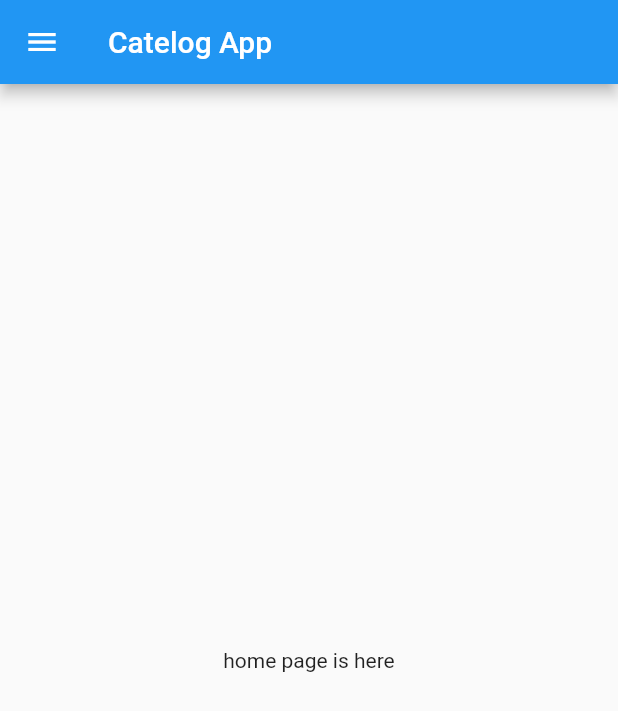
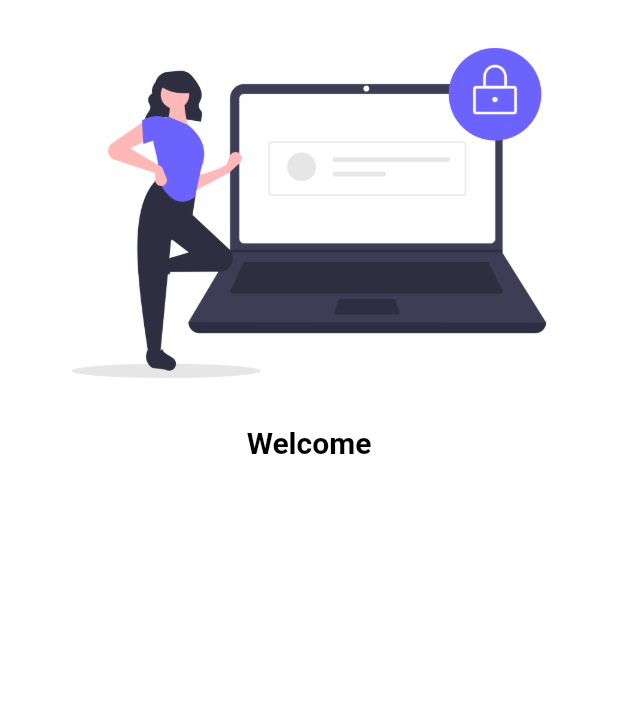
Before and after one commit to azzadpandit1122/flutter_catologe_App, a Flutter app: the screen it shows after launch, on a phone screen of 412 x 824 dp. Shown: the top 711 px of the screen. Run offline on Flutter 3.47's test engine with Material 2 defaults, Android fonts, the phone set to English and light mode, and no system bars.

Commit message:
imaegs addd

```diff
--- a/lib/main.dart
+++ b/lib/main.dart
@@ -1,19 +1,27 @@
 import 'package:flutter/material.dart';
-import 'package:test_project/home_page.dart';
+import 'package:test_project/pages/home_page.dart';
+import 'package:test_project/pages/login_page.dart';
 
 void main() {
   runApp(MyApp());
 }
+
 class MyApp extends StatelessWidget {
   const MyApp({Key? key}) : super(key: key);
 
   @override
   Widget build(BuildContext context) {
-    int days = 30;
-    String name = "Azzad is String";
-
-    return  MaterialApp(
-      home: HomePage(),
+    return MaterialApp(
+      themeMode: ThemeMode.light,
+      theme: ThemeData(primarySwatch: Colors.deepOrange),
+      darkTheme:
+          ThemeData(brightness: Brightness.dark, primarySwatch: Colors.red),
+      initialRoute: "/login",
+      routes: {
+        "/": (contex) => LoginPage(),
+        "/login": (contex) => LoginPage(),
+        "/home": (contex) => HomePage(),
+      },
     );
   }
 }
--- /dev/null
+++ b/lib/pages/login_page.dart
@@ -0,0 +1,21 @@
+import 'package:flutter/material.dart';
+
+class LoginPage extends StatelessWidget {
+  const LoginPage({Key? key}) : super(key: key);
+
+  @override
+  Widget build(BuildContext context) {
+    return Material(
+      color:Colors.white,
+      child: Column(
+        children: [
+          Image.asset("assets/images/login.png",fit: BoxFit.cover,),
+
+          Text("Welcome" , style: TextStyle(color: Colors.black,fontSize: 20,fontWeight: FontWeight.bold),)
+
+
+        ],
+      ),
+    );
+  }
+}
```
Also changed, not shown: pubspec.yaml (+6 -3 lines), assets/images/login.png (added), lib/pages/home_page.dart (renamed from lib/home_page.dart), pubspec.lock, 1 other file.
